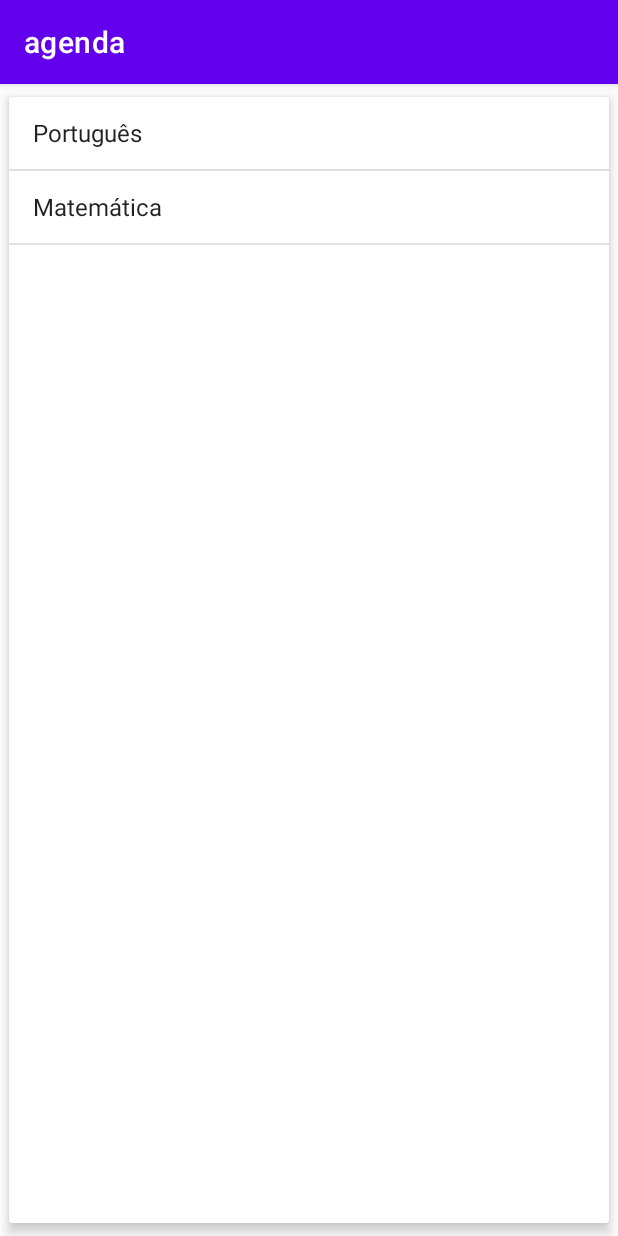
After one commit to geninhocell/agenda, an Android app: the ListaProvasFragment screen opened directly, with no data from a screen before it, on a phone screen of 412 x 824 dp. The commit adds this screen. Run offline under Robolectric (Android 15) with nearby library versions, the phone set to English and light mode, and no system bars.

Commit message:
fragment lista de provas

```diff
--- a/app/src/main/AndroidManifest.xml
+++ b/app/src/main/AndroidManifest.xml
@@ -13,6 +13,9 @@
         android:roundIcon="@mipmap/ic_launcher_round"
         android:supportsRtl="true"
         android:theme="@style/Theme.Agenda">
+        <activity
+            android:name=".ProvasTabletActivity"
+            android:exported="false" />
         <activity
             android:name=".DetalhesProvaActivity"
             android:exported="false" />
--- /dev/null
+++ b/app/src/main/java/com/alura/agenda/ListaProvasFragment.java
@@ -0,0 +1,50 @@
+package com.alura.agenda;
+
+import android.content.Intent;
+import android.os.Bundle;
+import android.view.LayoutInflater;
+import android.view.View;
+import android.view.ViewGroup;
+import android.widget.ArrayAdapter;
+import android.widget.ListView;
+import android.widget.Toast;
+
+import androidx.annotation.NonNull;
+import androidx.annotation.Nullable;
+import androidx.fragment.app.Fragment;
+
+import com.alura.agenda.modelo.Prova;
+
+import java.util.Arrays;
+import java.util.List;
+
+public class ListaProvasFragment extends Fragment {
+    @Nullable
+    @Override
+    public View onCreateView(@NonNull LayoutInflater inflater, @Nullable ViewGroup container, @Nullable Bundle savedInstanceState) {
+        View viewInflate = inflater.inflate(R.layout.fragment_lista_provas, container, false);
+
+        List<String> topicosPortugues = Arrays.asList("Sujeito", "Objeto direto", "Objeto indireto");
+        Prova provaPortugues = new Prova("Português", "25/05/2022", topicosPortugues);
+
+        List<String> topicosMatematica = Arrays.asList("Equações do 1° grau", "Trigonometria", "Razão e proporção");
+        Prova provaMatematica = new Prova("Matemática", "27/05/2022", topicosMatematica);
+
+        List<Prova> provas = Arrays.asList(provaPortugues, provaMatematica);
+
+        ArrayAdapter<Prova> adapter = new ArrayAdapter<>(getContext(), android.R.layout.simple_list_item_1, provas);
+
+        ListView lista = viewInflate.findViewById(R.id.provas_lista);
+        lista.setAdapter(adapter);
+
+        lista.setOnItemClickListener((parent, view, position, id) -> {
+            Prova prova = (Prova) parent.getItemAtPosition(position);
+            Toast.makeText(getContext(), "Clicou na prova de " + prova, Toast.LENGTH_SHORT).show();
+            Intent vaiPraDetalhes = new Intent(getContext(), DetalhesProvaActivity.class);
+            vaiPraDetalhes.putExtra("prova", prova);
+            startActivity(vaiPraDetalhes);
+        });
+
+        return viewInflate;
+    }
+}
--- a/app/src/main/java/com/alura/agenda/ProvasActivity.java
+++ b/app/src/main/java/com/alura/agenda/ProvasActivity.java
@@ -1,6 +1,8 @@
 package com.alura.agenda;
 
 import androidx.appcompat.app.AppCompatActivity;
+import androidx.fragment.app.FragmentManager;
+import androidx.fragment.app.FragmentTransaction;
 
 import android.content.Intent;
 import android.os.Bundle;
@@ -21,25 +23,9 @@ public class ProvasActivity extends AppCompatActivity {
         super.onCreate(savedInstanceState);
         setContentView(R.layout.activity_provas);
 
-        List<String> topicosPortugues = Arrays.asList("Sujeito", "Objeto direto", "Objeto indireto");
-        Prova provaPortugues = new Prova("Português", "25/05/2022", topicosPortugues);
-
-        List<String> topicosMatematica = Arrays.asList("Equações do 1° grau", "Trigonometria", "Razão e proporção");
-        Prova provaMatematica = new Prova("Matemática", "27/05/2022", topicosMatematica);
-
-        List<Prova> provas = Arrays.asList(provaPortugues, provaMatematica);
-
-        ArrayAdapter<Prova> adapter = new ArrayAdapter<>(this, android.R.layout.simple_list_item_1, provas);
-
-        ListView lista = findViewById(R.id.provas_lista);
-        lista.setAdapter(adapter);
-
-        lista.setOnItemClickListener((parent, view, position, id) -> {
-            Prova prova = (Prova) parent.getItemAtPosition(position);
-            Toast.makeText(ProvasActivity.this, "Clicou na prova de " + prova, Toast.LENGTH_SHORT).show();
-            Intent vaiPraDetalhes = new Intent(ProvasActivity.this, DetalhesProvaActivity.class);
-            vaiPraDetalhes.putExtra("prova", prova);
-            startActivity(vaiPraDetalhes);
-        });
+        FragmentManager fragmentManager = getSupportFragmentManager();
+        FragmentTransaction tx = fragmentManager.beginTransaction();
+        tx.replace(R.id.frame_principal, new ListaProvasFragment());
+        tx.commit();
     }
 }
--- a/app/src/main/res/layout/activity_provas.xml
+++ b/app/src/main/res/layout/activity_provas.xml
@@ -1,14 +1,7 @@
 <?xml version="1.0" encoding="utf-8"?>
-<androidx.cardview.widget.CardView xmlns:android="http://schemas.android.com/apk/res/android"
+<FrameLayout
+    xmlns:android="http://schemas.android.com/apk/res/android"
+    android:id="@+id/frame_principal"
     android:layout_width="match_parent"
-    android:layout_height="match_parent"
-    xmlns:app="http://schemas.android.com/apk/res-auto"
-    app:cardElevation="5dp"
-    app:cardUseCompatPadding="true">
-
-    <ListView
-        android:id="@+id/provas_lista"
-        android:layout_width="match_parent"
-        android:layout_height="match_parent"/>
-
-</androidx.cardview.widget.CardView>
+    android:layout_height="match_parent">
+</FrameLayout>
--- /dev/null
+++ b/app/src/main/res/layout/fragment_lista_provas.xml
@@ -0,0 +1,14 @@
+<?xml version="1.0" encoding="utf-8"?>
+<androidx.cardview.widget.CardView xmlns:android="http://schemas.android.com/apk/res/android"
+    android:layout_width="match_parent"
+    android:layout_height="match_parent"
+    xmlns:app="http://schemas.android.com/apk/res-auto"
+    app:cardElevation="5dp"
+    app:cardUseCompatPadding="true">
+
+    <ListView
+        android:id="@+id/provas_lista"
+        android:layout_width="match_parent"
+        android:layout_height="match_parent"/>
+
+</androidx.cardview.widget.CardView>
```
Also changed, not shown: app/src/main/java/com/alura/agenda/ProvasTabletActivity.java (added, +14 -0 lines), app/src/main/res/layout/activity_provas_tablet.xml (added, +16 -0 lines).
